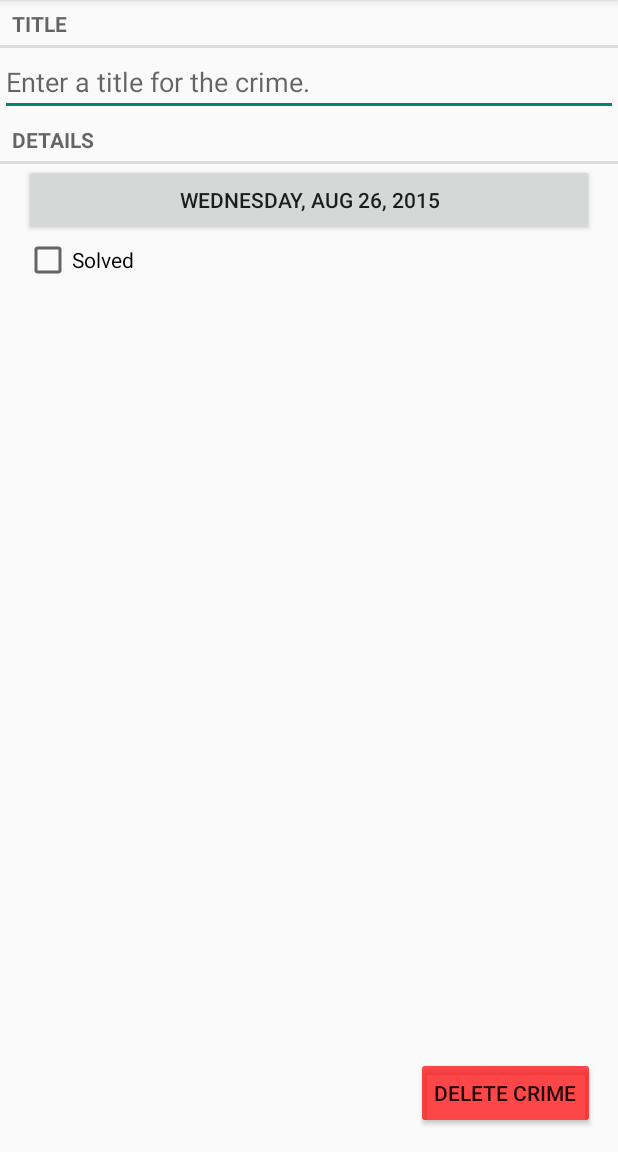
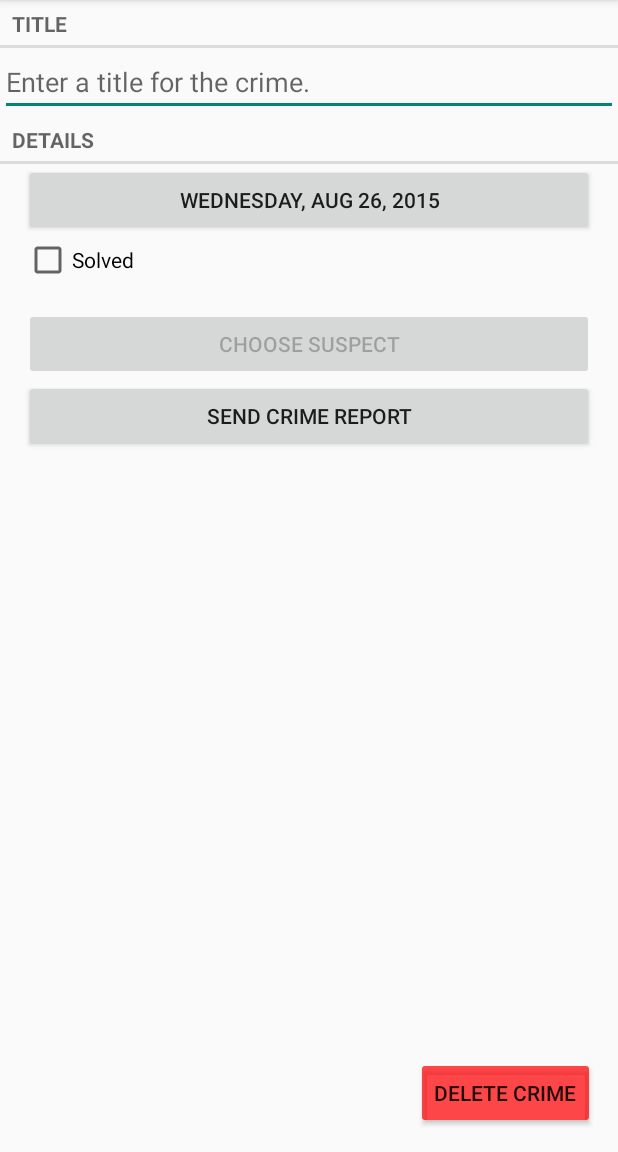
Before and after one commit to veader/BNR-CriminalIntent, an Android app: the screen it shows after launch (CrimePagerActivity), after a tap on "New Crime", on a phone screen of 412 x 824 dp, the part 84-1236 px from its top. Run offline under Robolectric (Android 15) with nearby library versions, the phone set to English and light mode, and no system bars.

Commit message:
Chapter 15: Finished

```diff
--- a/app/src/main/java/com/sjm/cardiomems/android/crimintalintent/Crime.java
+++ b/app/src/main/java/com/sjm/cardiomems/android/crimintalintent/Crime.java
@@ -1,5 +1,6 @@
 package com.sjm.cardiomems.android.crimintalintent;
 
+import java.text.SimpleDateFormat;
 import java.util.Date;
 import java.util.UUID;
 
@@ -9,6 +10,7 @@ public class Crime {
     private String mTitle;
     private Date mDate;
     private boolean mSolved;
+    private String mSuspect;
 
     public Crime() {
         this(UUID.randomUUID());
@@ -31,6 +33,11 @@ public class Crime {
         return mDate;
     }
 
+    public String getDateString() {
+        SimpleDateFormat dateFormat = new SimpleDateFormat("EEEE, MMM d, yyyy");
+        return dateFormat.format(mDate);
+    }
+
     public boolean isSolved() {
         return mSolved;
     }
@@ -51,4 +58,13 @@ public class Crime {
         mSolved = solved;
     }
 
+    public String getSuspect() {
+        return mSuspect;
+    }
+
+    public void setSuspect(String suspect) {
+        mSuspect = suspect;
+    }
+
+
 }
--- a/app/src/main/java/com/sjm/cardiomems/android/crimintalintent/CrimeFragment.java
+++ b/app/src/main/java/com/sjm/cardiomems/android/crimintalintent/CrimeFragment.java
@@ -2,8 +2,12 @@ package com.sjm.cardiomems.android.crimintalintent;
 
 import android.app.Activity;
 import android.content.Intent;
+import android.content.pm.PackageManager;
+import android.database.Cursor;
+import android.net.Uri;
 import android.os.Bundle;
 // import android.app.Fragment;
+import android.provider.ContactsContract;
 import android.support.v4.app.Fragment;
 import android.support.v4.app.FragmentManager;
 import android.text.Editable;
@@ -15,7 +19,6 @@ import android.widget.Button;
 import android.widget.CheckBox;
 import android.widget.CompoundButton;
 import android.widget.EditText;
-import java.text.SimpleDateFormat;
 import java.util.Date;
 import java.util.UUID;
 
@@ -25,10 +28,13 @@ public class CrimeFragment extends Fragment {
     private static final String DIALOG_DATE = "DialogDate";
 
     private static final int REQUEST_DATE = 0;
+    private static final int REQUEST_CONTACT = 1;
 
     private Crime mCrime;
     private EditText mTitleField;
     private Button mDateButton;
+    private Button mReportButton;
+    private Button mSuspectButton;
     private CheckBox mSolvedCheckBox;
 
     public static CrimeFragment newInstance(UUID crimeId) {
@@ -52,13 +58,33 @@ public class CrimeFragment extends Fragment {
             Date date = (Date) data.getSerializableExtra(DatePickerFragment.EXTRA_DATE);
             mCrime.setDate(date);
             updateDate();
+        } else if (requestCode == REQUEST_CONTACT && data != null) {
+            Uri contactUri = data.getData();
+            // Specify which fields you want your query to return values for.
+            String[] queryFields = new String[] {
+                    ContactsContract.Contacts.DISPLAY_NAME
+            };
+            // Perform your query - the contactUri is like a "where" clause here
+            Cursor c = getActivity().getContentResolver().query(contactUri, queryFields, null, null, null);
+            try {
+                // Double-check that you actually got results
+                if (c.getCount() == 0) {
+                    return;
+                }
+                // Pull out the first column of the first row of data - that is your suspect's name.
+                c.moveToFirst();
+                String suspect = c.getString(0);
+                mCrime.setSuspect(suspect);
+                mSuspectButton.setText(suspect);
+            } finally {
+                c.close();
+            }
         }
     }
 
     private void updateDate() {
         if (mCrime != null) {
-            SimpleDateFormat dateFormat = new SimpleDateFormat("EEEE, MMM d, yyyy");
-            mDateButton.setText(dateFormat.format(mCrime.getDate()));
+            mDateButton.setText(mCrime.getDateString());
         }
     }
 
@@ -120,6 +146,7 @@ public class CrimeFragment extends Fragment {
                     CharSequence s, int start, int before, int count) {
                 mCrime.setTitle(s.toString());
             }
+
             @Override
             public void afterTextChanged(Editable s) {
                 // This one too
@@ -136,7 +163,53 @@ public class CrimeFragment extends Fragment {
             }
         });
 
+        mReportButton = (Button) v.findViewById(R.id.crime_report);
+        mReportButton.setOnClickListener(new View.OnClickListener() {
+            public void onClick(View v) {
+                Intent i = new Intent(Intent.ACTION_SEND);
+                i.setType("text/plain");
+                i.putExtra(Intent.EXTRA_TEXT, getCrimeReport());
+                i.putExtra(Intent.EXTRA_SUBJECT, getString(R.string.crime_report_subject));
+                i = Intent.createChooser(i, getString(R.string.send_report));
+                startActivity(i);
+            } });
+
+        final Intent pickContact = new Intent(Intent.ACTION_PICK, ContactsContract.Contacts.CONTENT_URI);
+        // pickContact.addCategory(Intent.CATEGORY_HOME); // used to show filter works and disables button
+        mSuspectButton = (Button) v.findViewById(R.id.crime_suspect);
+        mSuspectButton.setOnClickListener(new View.OnClickListener() {
+            public void onClick(View v) {
+                startActivityForResult(pickContact, REQUEST_CONTACT);
+            }
+        });
+        if (mCrime.getSuspect() != null) {
+            mSuspectButton.setText(mCrime.getSuspect());
+        }
+        PackageManager packageManager = getActivity().getPackageManager();
+        if (packageManager.resolveActivity(pickContact, PackageManager.MATCH_DEFAULT_ONLY) == null) {
+            mSuspectButton.setEnabled(false);
+        }
+
         return v;
     }
 
+    private String getCrimeReport() {
+        String solvedString = null;
+        if (mCrime.isSolved()) {
+            solvedString = getString(R.string.crime_report_solved);
+        } else {
+            solvedString = getString(R.string.crime_report_unsolved);
+        }
+        String dateString = mCrime.getDateString();
+        String suspect = mCrime.getSuspect();
+        if (suspect == null) {
+            suspect = getString(R.string.crime_report_no_suspect);
+        } else {
+            suspect = getString(R.string.crime_report_suspect, suspect);
+        }
+        String report = getString(R.string.crime_report,
+                mCrime.getTitle(), dateString, solvedString, suspect);
+        return report;
+    }
+
 }
--- a/app/src/main/java/com/sjm/cardiomems/android/crimintalintent/CrimeLab.java
+++ b/app/src/main/java/com/sjm/cardiomems/android/crimintalintent/CrimeLab.java
@@ -79,10 +79,11 @@ public class CrimeLab {
 
     private static ContentValues getContentValues(Crime crime) {
         ContentValues values = new ContentValues();
-        values.put(CrimeTable.Cols.UUID,   crime.getId().toString());
-        values.put(CrimeTable.Cols.TITLE,  crime.getTitle());
-        values.put(CrimeTable.Cols.DATE,   crime.getDate().getTime());
-        values.put(CrimeTable.Cols.SOLVED, crime.isSolved() ? 1 : 0);
+        values.put(CrimeTable.Cols.UUID,    crime.getId().toString());
+        values.put(CrimeTable.Cols.TITLE,   crime.getTitle());
+        values.put(CrimeTable.Cols.DATE,    crime.getDate().getTime());
+        values.put(CrimeTable.Cols.SOLVED,  crime.isSolved() ? 1 : 0);
+        values.put(CrimeTable.Cols.SUSPECT, crime.getSuspect());
         return values;
     }
 
--- a/app/src/main/java/com/sjm/cardiomems/android/crimintalintent/CrimeListFragment.java
+++ b/app/src/main/java/com/sjm/cardiomems/android/crimintalintent/CrimeListFragment.java
@@ -14,8 +14,6 @@ import android.view.View;
 import android.view.ViewGroup;
 import android.widget.CheckBox;
 import android.widget.TextView;
-
-import java.text.SimpleDateFormat;
 import java.util.List;
 
 public class CrimeListFragment extends Fragment {
@@ -175,9 +173,7 @@ public class CrimeListFragment extends Fragment {
         public void bindCrime(Crime crime) {
             mCrime = crime;
             mTitleTextView.setText(mCrime.getTitle());
-            SimpleDateFormat dateFormat = new SimpleDateFormat("EEEE, MMM d, yyyy");
-            // mDateTextView.setText(mCrime.getDate().toString());
-            mDateTextView.setText(dateFormat.format(mCrime.getDate()));
+            mDateTextView.setText(mCrime.getDateString());
             mSolvedCheckBox.setChecked(mCrime.isSolved());
         }
 
--- a/app/src/main/java/com/sjm/cardiomems/android/crimintalintent/database/CrimeBaseHelper.java
+++ b/app/src/main/java/com/sjm/cardiomems/android/crimintalintent/database/CrimeBaseHelper.java
@@ -20,7 +20,8 @@ public class CrimeBaseHelper extends SQLiteOpenHelper {
                         CrimeTable.Cols.UUID   + ", " +
                         CrimeTable.Cols.TITLE  + ", " +
                         CrimeTable.Cols.DATE   + ", " +
-                        CrimeTable.Cols.SOLVED +
+                        CrimeTable.Cols.SOLVED + ", " +
+                        CrimeTable.Cols.SUSPECT +
                         ")"
         );
     }
--- a/app/src/main/java/com/sjm/cardiomems/android/crimintalintent/database/CrimeCursorWrapper.java
+++ b/app/src/main/java/com/sjm/cardiomems/android/crimintalintent/database/CrimeCursorWrapper.java
@@ -18,11 +18,13 @@ public class CrimeCursorWrapper extends CursorWrapper {
         String title = getString(getColumnIndex(CrimeTable.Cols.TITLE));
         long date = getLong(getColumnIndex(CrimeTable.Cols.DATE));
         int isSolved = getInt(getColumnIndex(CrimeTable.Cols.SOLVED));
+        String suspect = getString(getColumnIndex(CrimeTable.Cols.SUSPECT));
 
         Crime crime = new Crime(UUID.fromString(uuidString));
         crime.setTitle(title);
         crime.setDate(new Date(date));
         crime.setSolved(isSolved != 0);
+        crime.setSuspect(suspect);
 
         return crime;
     }
--- a/app/src/main/java/com/sjm/cardiomems/android/crimintalintent/database/CrimeDbSchema.java
+++ b/app/src/main/java/com/sjm/cardiomems/android/crimintalintent/database/CrimeDbSchema.java
@@ -9,6 +9,7 @@ public class CrimeDbSchema {
             public static final String TITLE = "title";
             public static final String DATE = "date";
             public static final String SOLVED = "solved";
+            public static final String SUSPECT = "suspect";
         }
     }
 }
--- a/app/src/main/res/layout-land/fragment_crime.xml
+++ b/app/src/main/res/layout-land/fragment_crime.xml
@@ -39,4 +39,26 @@
                   android:layout_weight="1"
                   />
     </LinearLayout>
+    <LinearLayout
+        android:layout_width="match_parent"
+        android:layout_marginTop="16dp"
+        android:layout_marginLeft="16dp"
+        android:layout_marginRight="16dp"
+        android:layout_height="wrap_content"
+        android:orientation="horizontal">
+        <Button
+            android:id="@+id/crime_suspect"
+            android:text="@string/crime_suspect_text"
+            android:layout_width="match_parent"
+            android:layout_height="wrap_content"
+            android:layout_weight="1"
+            />
+        <Button
+            android:id="@+id/crime_report"
+            android:text="@string/crime_report_text"
+            android:layout_width="match_parent"
+            android:layout_height="wrap_content"
+            android:layout_weight="1"
+            />
+    </LinearLayout>
 </LinearLayout>
--- a/app/src/main/res/layout/fragment_crime.xml
+++ b/app/src/main/res/layout/fragment_crime.xml
@@ -33,6 +33,23 @@
               android:layout_marginRight="16dp"
               android:text="@string/crime_solved_label"
         />
+    <Button
+        android:id="@+id/crime_suspect"
+        android:text="@string/crime_suspect_text"
+        android:layout_width="match_parent"
+        android:layout_height="wrap_content"
+        android:layout_marginTop="16dp"
+        android:layout_marginLeft="16dp"
+        android:layout_marginRight="16dp"
+        />
+    <Button
+        android:id="@+id/crime_report"
+        android:text="@string/crime_report_text"
+        android:layout_width="match_parent"
+        android:layout_height="wrap_content"
+        android:layout_marginLeft="16dp"
+        android:layout_marginRight="16dp"
+        />
     <RelativeLayout
         android:layout_width="match_parent"
         android:layout_height="match_parent">
--- a/app/src/main/res/values/strings.xml
+++ b/app/src/main/res/values/strings.xml
@@ -10,9 +10,19 @@
     <string name="delete_crime">Delete Crime</string>
     <string name="show_subtitle">Show Subtitle</string>
     <string name="hide_subtitle">Hide Subtitle</string>
-    <string name="subtitle_format">%1$s crimes</string>
+    <string name="crime_suspect_text">Choose Suspect</string> <string name="crime_report_text">Send Crime Report</string>
+    <!-- string name="subtitle_format">%1$s crimes</string -->
     <plurals name="subtitle_plural">
         <item quantity="one">%1$s crime</item>
         <item quantity="other">%1$s crimes</item>
     </plurals>
+    <string name="crime_report">%1$s!
+        The crime was discovered on %2$s. %3$s, and %4$s
+    </string>
+    <string name="crime_report_solved">The case is solved</string>
+    <string name="crime_report_unsolved">The case is not solved</string>
+    <string name="crime_report_no_suspect">there is no suspect.</string>
+    <string name="crime_report_suspect">the suspect is %s.</string>
+    <string name="crime_report_subject">CriminalIntent Crime Report</string>
+    <string name="send_report">Send crime report via</string>
 </resources>
```
